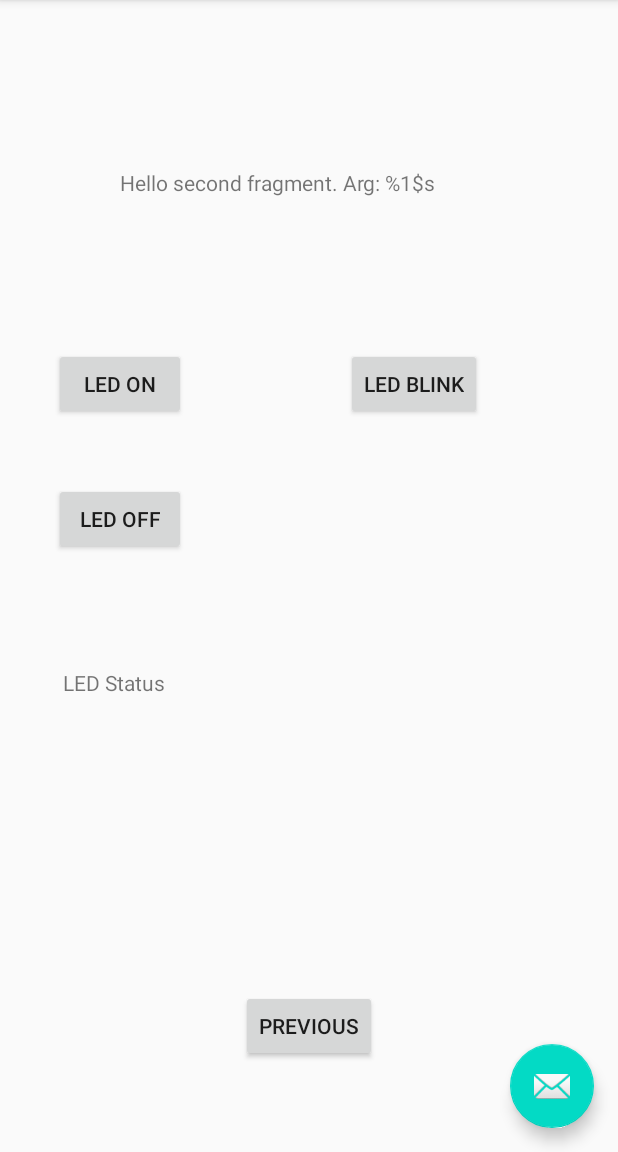
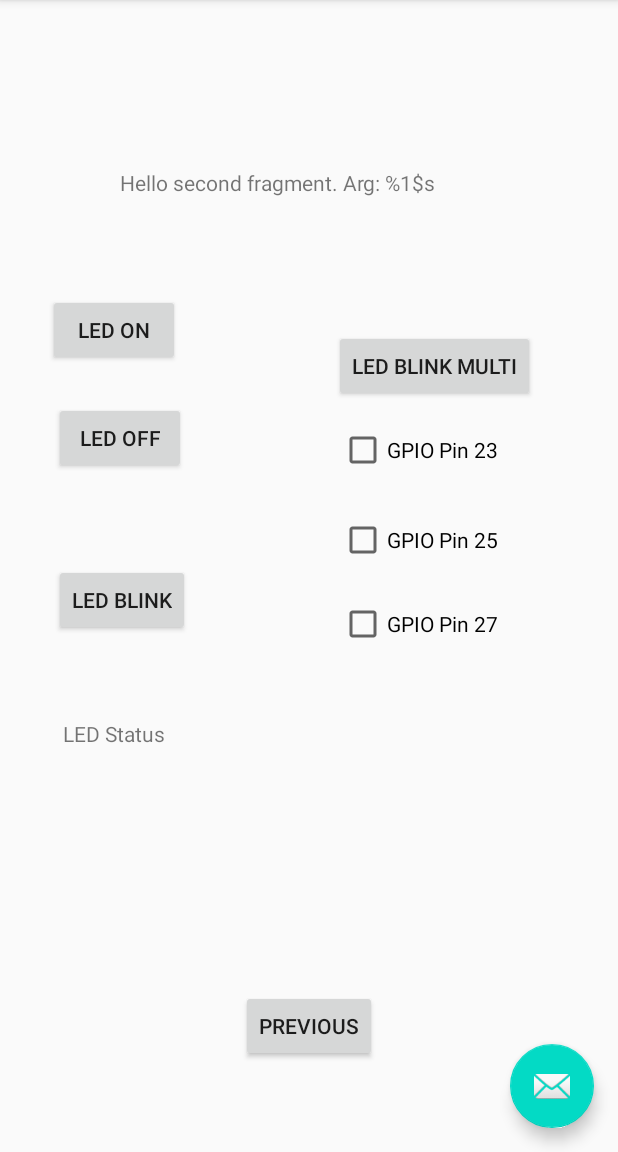
Before and after one commit to RichardChambers/dragonboard_410c, an Android app: the SecondFragment screen opened through its navigation route, on a phone screen of 412 x 824 dp, the part 84-1236 px from its top. Run offline under Robolectric (Android 15) with nearby library versions, the phone set to English and light mode, and no system bars; 3 statements that could not run were skipped.

Commit message:
added new button to SecondFragment.kt which allows for blinking LEDs on pins 23, 25, and 27.
new Thread class of led_thread_multi added to led_thread.kt which is connected to the new
button with a button listener.

we have also added three check boxes to allow for pins to be added/removed from the list of
blinking LEDs but at the moment they aren't connected to any Kotlin business logic.

```diff
--- a/Android_01/app/src/main/java/com/example/myapplication/FirstFragment.kt
+++ b/Android_01/app/src/main/java/com/example/myapplication/FirstFragment.kt
@@ -88,8 +88,8 @@ class FirstFragment : Fragment() {
             txtScroll.append("List of Location Providers\n")
             for (items in provider_list) {
                 txtScroll.append (items)
+                txtScroll.append("\n")
             }
-
         }
     }
 }
--- a/Android_01/app/src/main/java/com/example/myapplication/SecondFragment.kt
+++ b/Android_01/app/src/main/java/com/example/myapplication/SecondFragment.kt
@@ -71,5 +71,10 @@ class SecondFragment : Fragment() {
             txtScroll.append("LED begin blink\n")
         }
 
+        view.findViewById<Button>(R.id.button_led_blink_multi).setOnClickListener {
+            val myBlinkThread = led_thread_multi()
+            myBlinkThread.start()
+            txtScroll.append("LED Multi begin blink\n")
+        }
     }
 }
--- a/Android_01/app/src/main/res/layout/fragment_second.xml
+++ b/Android_01/app/src/main/res/layout/fragment_second.xml
@@ -32,41 +32,51 @@
         android:id="@+id/button_led_on"
         android:layout_width="wrap_content"
         android:layout_height="wrap_content"
-        android:layout_marginStart="36dp"
+        android:layout_marginStart="32dp"
         android:layout_marginBottom="24dp"
         android:text="LED On"
         app:layout_constraintBottom_toTopOf="@+id/button_led_off"
         app:layout_constraintStart_toStartOf="parent"
         app:layout_constraintTop_toBottomOf="@+id/textview_second"
-        app:layout_constraintVertical_bias="0.742" />
+        app:layout_constraintVertical_bias="1.0" />
 
     <Button
         android:id="@+id/button_led_off"
         android:layout_width="wrap_content"
         android:layout_height="wrap_content"
         android:layout_marginStart="36dp"
-        android:layout_marginBottom="72dp"
+        android:layout_marginBottom="160dp"
         android:text="LED Off"
         app:layout_constraintBottom_toTopOf="@+id/scrollLedStatus"
         app:layout_constraintStart_toStartOf="parent" />
 
     <Button
+        android:id="@+id/button_led_blink_multi"
+        android:layout_width="wrap_content"
+        android:layout_height="wrap_content"
+        android:layout_marginStart="88dp"
+        android:layout_marginTop="40dp"
+        android:text="LED Blink Multi"
+        app:layout_constraintEnd_toEndOf="parent"
+        app:layout_constraintHorizontal_bias="0.21"
+        app:layout_constraintStart_toEndOf="@+id/button_led_on"
+        app:layout_constraintTop_toBottomOf="@+id/textview_second" />
+
+    <Button
         android:id="@+id/button_led_blink"
         android:layout_width="wrap_content"
         android:layout_height="wrap_content"
-        android:layout_marginStart="88dp"
-        android:layout_marginTop="52dp"
+        android:layout_marginStart="36dp"
+        android:layout_marginTop="60dp"
         android:text="LED Blink"
-        app:layout_constraintEnd_toEndOf="parent"
-        app:layout_constraintHorizontal_bias="0.17"
-        app:layout_constraintStart_toEndOf="@+id/button_led_on"
-        app:layout_constraintTop_toBottomOf="@+id/textview_second" />
+        app:layout_constraintStart_toStartOf="parent"
+        app:layout_constraintTop_toBottomOf="@+id/button_led_off" />
 
     <ScrollView
         android:id="@+id/scrollLedStatus"
         android:layout_width="341dp"
         android:layout_height="124dp"
-        android:layout_marginTop="262dp"
+        android:layout_marginTop="296dp"
         app:layout_constraintEnd_toEndOf="parent"
         app:layout_constraintStart_toStartOf="parent"
         app:layout_constraintTop_toBottomOf="@+id/textview_second">
@@ -79,4 +89,34 @@
             android:text=" LED Status\n" />
     </ScrollView>
 
+    <CheckBox
+        android:id="@+id/checkBox_Pin23"
+        android:layout_width="wrap_content"
+        android:layout_height="wrap_content"
+        android:layout_marginTop="16dp"
+        android:layout_marginEnd="80dp"
+        android:text="GPIO Pin 23"
+        app:layout_constraintEnd_toEndOf="parent"
+        app:layout_constraintTop_toBottomOf="@+id/button_led_blink_multi" />
+
+    <CheckBox
+        android:id="@+id/checkBox_Pin25"
+        android:layout_width="wrap_content"
+        android:layout_height="wrap_content"
+        android:layout_marginTop="28dp"
+        android:layout_marginEnd="80dp"
+        android:text="GPIO Pin 25"
+        app:layout_constraintEnd_toEndOf="parent"
+        app:layout_constraintTop_toBottomOf="@+id/checkBox_Pin23" />
+
+    <CheckBox
+        android:id="@+id/checkBox_Pin27"
+        android:layout_width="wrap_content"
+        android:layout_height="wrap_content"
+        android:layout_marginTop="24dp"
+        android:layout_marginEnd="80dp"
+        android:text="GPIO Pin 27"
+        app:layout_constraintEnd_toEndOf="parent"
+        app:layout_constraintTop_toBottomOf="@+id/checkBox_Pin25" />
+
 </androidx.constraintlayout.widget.ConstraintLayout>
```
Also changed, not shown: Android_01/app/src/main/java/com/example/myapplication/led_thread.kt (+33 -0 lines), Android_01/app/src/main/res/layout/fragment_first.xml (+6 -3 lines).
